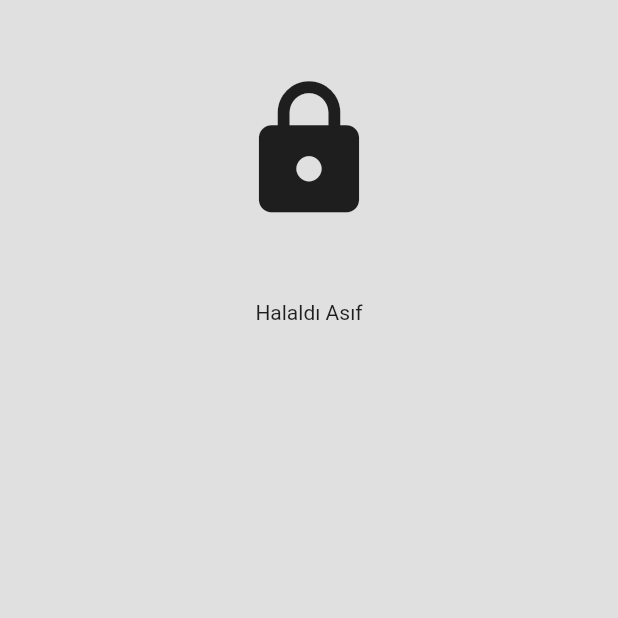
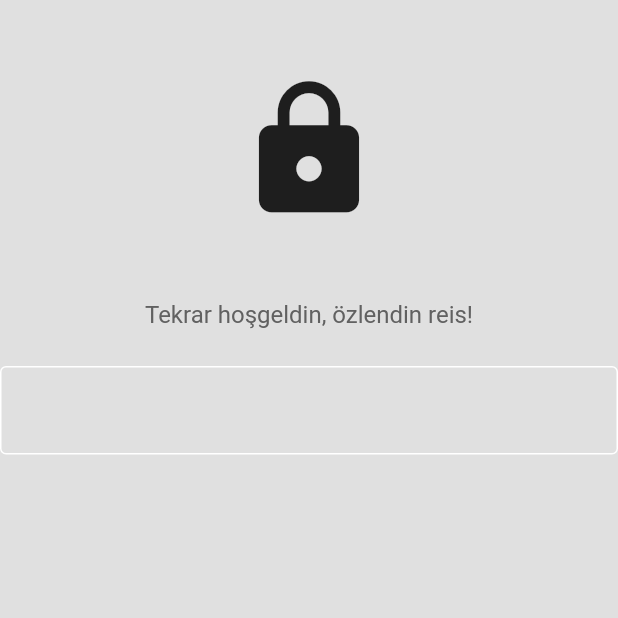
Before and after one commit to nortaip/modern_login_flutter, a Flutter app: the screen it shows after launch, on a phone screen of 412 x 824 dp, the top half of it. Run offline on Flutter 3.47's test engine with Material 2 defaults, Android fonts, the phone set to English and light mode, and no system bars.

Commit message:
İnputBorder

```diff
--- a/modern_login_ui_flutter/lib/page/login_page.dart
+++ b/modern_login_ui_flutter/lib/page/login_page.dart
@@ -7,22 +7,42 @@ class LoginPage extends StatelessWidget {
   Widget build(BuildContext context) {
     return Scaffold(
       backgroundColor: Colors.grey[300],
-      body:SafeArea(
+      body: SafeArea(
         child: Center(
-          child: Column(
-            children: const [
+          child: Column(children: const [
             SizedBox(height: 50),
 
             //Logo
             Icon(
               Icons.lock,
               size: 100,
+            ),
 
+           SizedBox(height: 50),
+
+            //Welcome back,
+            Text(
+              'Tekrar hoşgeldin, özlendin reis!',
+            style: TextStyle(
+              color: Colors.grey[700],
+              fontSize: 16,
               ),
+            ),
 
-              SizedBox(height: 50),
-            //Welcome back,
-              Text('Halaldı Asıf')
+             SizedBox(height: 25),
+
+            //Username textfield
+            TextField(
+              decoration: InputDecoration(
+                enabledBorder: OutlineInputBorder(
+                  borderSide: BorderSide(color: Colors.white),
+                ),
+                 focusedBorder: OutlineInputBorder(
+                  borderSide: BorderSide(color:Colors.grey.shade400),
+                ),
+              ),
+            ),
+
             //Password textfield
 
             //Forgot password
@@ -36,8 +56,7 @@ class LoginPage extends StatelessWidget {
             //Not a member? register now
           ]),
         ),
-      ),
-
+      )
     );
   }
 }
```
